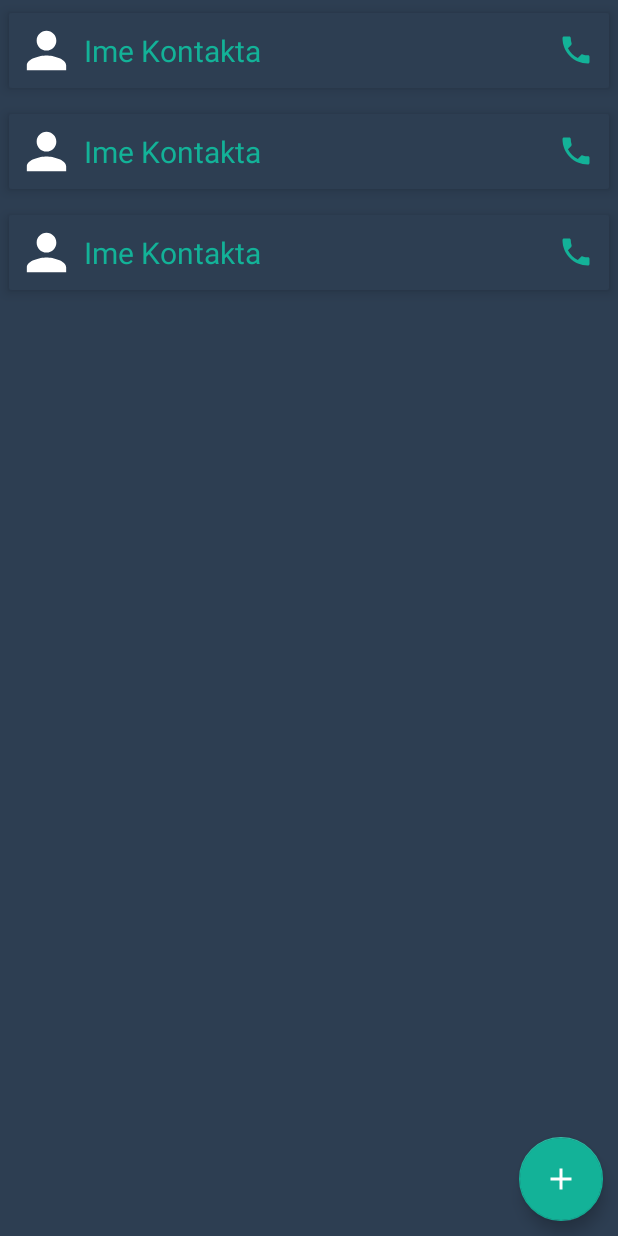
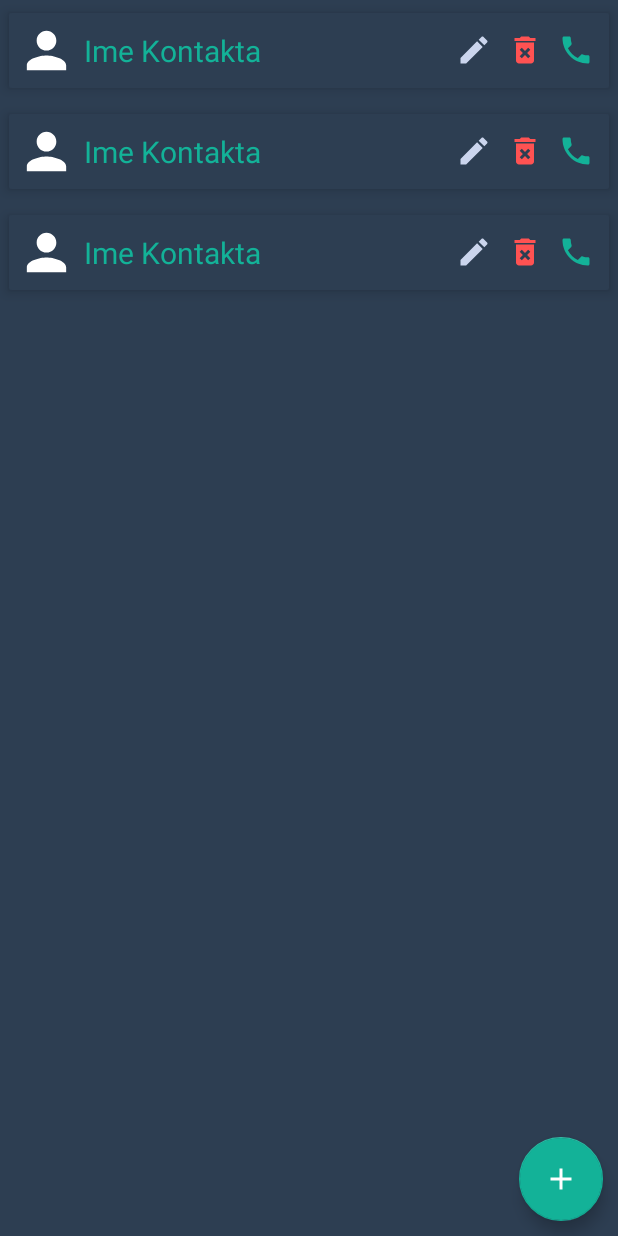
Before and after one commit to vladavoX/projekat_rma, an Android app: the layout activity_main.xml on its own in the app's theme, with its tools: preview values and no code run, on a phone screen of 412 x 824 dp. Run offline under Robolectric (Android 15) with nearby library versions, the phone set to English and light mode, and no system bars.

Commit message:
Editovanje kontakta

```diff
--- a/app/src/main/java/com/example/projekat_rma_2019270833/MainActivity.java
+++ b/app/src/main/java/com/example/projekat_rma_2019270833/MainActivity.java
@@ -50,6 +50,7 @@ public class MainActivity extends AppCompatActivity {
             public void onClick(View v) {
                 // prelazak na drugi activity za dodavanje kontakta
                 Intent intent = new Intent(MainActivity.this,AddEditContact.class);
+                intent.putExtra("isAzuriranje", false);
                 startActivity(intent);
             }
         });
--- /dev/null
+++ b/app/src/main/res/drawable/ic_baseline_delete_forever_24.xml
@@ -0,0 +1,5 @@
+<vector android:height="24dp" android:tint="#FFFFFF"
+    android:viewportHeight="24" android:viewportWidth="24"
+    android:width="24dp" xmlns:android="http://schemas.android.com/apk/res/android">
+    <path android:fillColor="@android:color/white" android:pathData="M6,19c0,1.1 0.9,2 2,2h8c1.1,0 2,-0.9 2,-2L18,7L6,7v12zM8.46,11.88l1.41,-1.41L12,12.59l2.12,-2.12 1.41,1.41L13.41,14l2.12,2.12 -1.41,1.41L12,15.41l-2.12,2.12 -1.41,-1.41L10.59,14l-2.13,-2.12zM15.5,4l-1,-1h-5l-1,1L5,4v2h14L19,4z"/>
+</vector>
--- /dev/null
+++ b/app/src/main/res/drawable/ic_baseline_edit_24.xml
@@ -0,0 +1,5 @@
+<vector android:height="24dp" android:tint="#FFFFFF"
+    android:viewportHeight="24" android:viewportWidth="24"
+    android:width="24dp" xmlns:android="http://schemas.android.com/apk/res/android">
+    <path android:fillColor="@android:color/white" android:pathData="M3,17.25V21h3.75L17.81,9.94l-3.75,-3.75L3,17.25zM20.71,7.04c0.39,-0.39 0.39,-1.02 0,-1.41l-2.34,-2.34c-0.39,-0.39 -1.02,-0.39 -1.41,0l-1.83,1.83 3.75,3.75 1.83,-1.83z"/>
+</vector>
--- a/app/src/main/res/layout/red_kontakt.xml
+++ b/app/src/main/res/layout/red_kontakt.xml
@@ -36,6 +36,30 @@
             android:textSize="20sp" />
 
         <ImageView
+            android:id="@+id/kontakt_edit"
+            android:layout_width="wrap_content"
+            android:layout_height="wrap_content"
+            android:layout_centerInParent="true"
+            android:layout_marginEnd="10dp"
+            android:layout_marginRight="10dp"
+            android:layout_toStartOf="@id/kontakt_delete"
+            android:layout_toLeftOf="@id/kontakt_delete"
+            android:contentDescription="edit"
+            android:src="@drawable/ic_baseline_edit_24"
+            android:tint="@color/colorTextSecondary" />
+        <ImageView
+            android:id="@+id/kontakt_delete"
+            android:layout_width="wrap_content"
+            android:layout_height="wrap_content"
+            android:layout_centerInParent="true"
+            android:layout_marginEnd="10dp"
+            android:layout_marginRight="10dp"
+            android:layout_toStartOf="@id/kontakt_poziv"
+            android:layout_toLeftOf="@id/kontakt_poziv"
+            android:contentDescription="delete"
+            android:src="@drawable/ic_baseline_delete_forever_24"
+            android:tint="@color/colorThemeExtra" />
+        <ImageView
             android:id="@+id/kontakt_poziv"
             android:layout_width="wrap_content"
             android:layout_height="wrap_content"
```
Also changed, not shown: app/src/main/java/com/example/projekat_rma_2019270833/AdapterKontakt.java (+40 -2 lines), app/src/main/java/com/example/projekat_rma_2019270833/AddEditContact.java (+48 -10 lines), app/src/main/java/com/example/projekat_rma_2019270833/DbHelper.java (+20 -2 lines).
